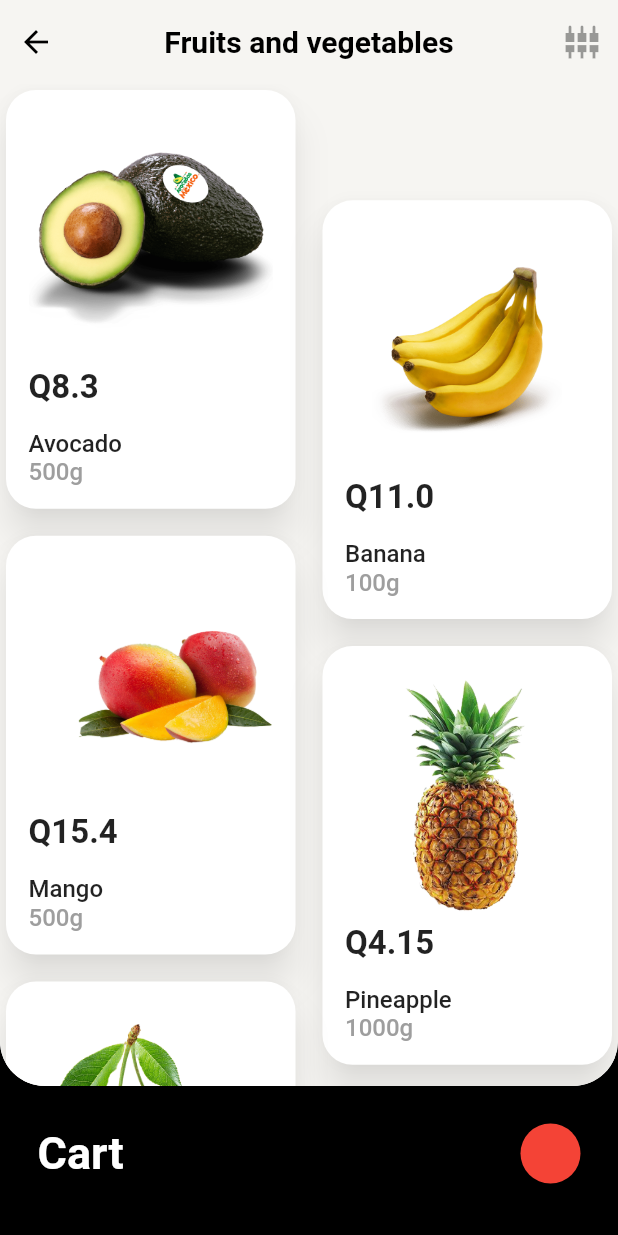
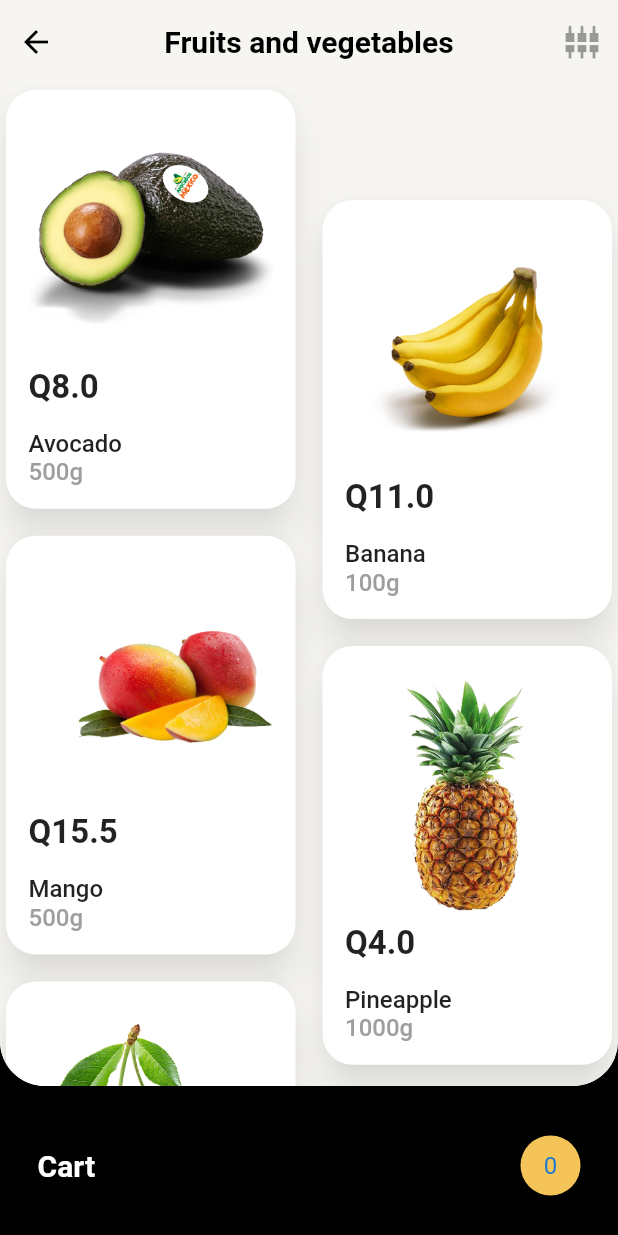
Before and after one commit to thevoidloop/grocery_store, a Flutter app: the screen it shows after launch, on a phone screen of 412 x 824 dp. Run offline on Flutter 3.47's test engine with Material 2 defaults, Android fonts, the phone set to English and light mode, and no system bars.

Commit message:
se termino el diseño

```diff
--- a/lib/block.dart
+++ b/lib/block.dart
@@ -10,6 +10,7 @@ enum GroceryState {
 class GroceryStoreBlock with ChangeNotifier {
   GroceryState groceryState = GroceryState.normal;
   List<GroceryProduct> catalog = List.unmodifiable(groceryProducts);
+  List<GroceryProductItem> cart = [];
 
   void changeToNormal() {
     groceryState = GroceryState.normal;
@@ -25,4 +26,46 @@ class GroceryStoreBlock with ChangeNotifier {
     groceryState = GroceryState.cart;
     notifyListeners();
   }
+
+  void addProduct(GroceryProduct product) {
+    for (GroceryProductItem item in cart) {
+      if (item.product.name == product.name) {
+        item.increment();
+        notifyListeners();
+        return;
+      }
+    }
+    cart.add(GroceryProductItem(product: product));
+    notifyListeners();
+  }
+
+  void deleteProduct(GroceryProductItem product) {
+    cart.remove(product);
+    notifyListeners();
+  }
+
+  int totalCartElement() => cart.fold(
+      0, (previousValue, element) => previousValue + element.quantity);
+
+  double totalPrice() {
+    return cart.fold(
+        0,
+        (previousValue, element) =>
+            previousValue + (element.quantity * element.product.price));
+  }
 }
+
+class GroceryProductItem {
+  int quantity;
+  final GroceryProduct product;
+
+  GroceryProductItem({this.quantity = 1, required this.product});
+
+  void increment() {
+    quantity++;
+  }
+
+  void decrement() {
+    quantity--;
+  }
+}
--- a/lib/data/products_data.dart
+++ b/lib/data/products_data.dart
@@ -14,7 +14,7 @@ class GroceryProduct {
 
 const groceryProducts = <GroceryProduct>[
   GroceryProduct(
-      price: 8.30,
+      price: 8.0,
       name: 'Avocado',
       description:
           'Consectetur sunt officia est excepteur. Nostrud laboris officia non occaecat reprehenderit ullamco ex laborum voluptate adipisicing. Ullamco dolor elit Lorem consequat voluptate ut qui id. Do voluptate aliqua veniam amet cupidatat velit laboris sunt. Fugiat tempor sint anim veniam ullamco enim ad veniam ipsum.',
@@ -28,14 +28,14 @@ const groceryProducts = <GroceryProduct>[
       image: 'assets/2.png',
       weight: '100g'),
   GroceryProduct(
-      price: 15.40,
+      price: 15.50,
       name: 'Mango',
       description:
           'Anim aliqua id anim fugiat minim dolor elit magna sint Lorem sit tempor nisi reprehenderit. Duis ex pariatur eu adipisicing commodo nulla aliqua et mollit deserunt. Ipsum cupidatat sunt laboris esse veniam esse elit sint consequat sint. Elit laborum eiusmod ex officia consequat ea veniam qui duis dolor ullamco veniam anim amet.',
       image: 'assets/4.png',
       weight: '500g'),
   GroceryProduct(
-      price: 4.15,
+      price: 4.0,
       name: 'Pineapple',
       description:
           'Consectetur do cillum anim magna esse culpa sint excepteur cupidatat. Dolor nulla magna pariatur sint ullamco cupidatat exercitation. Ullamco commodo veniam sit deserunt laborum labore esse esse veniam consectetur et aute aute. Nulla voluptate ea nulla dolore elit nulla eu elit id. Esse amet excepteur laboris aliqua eiusmod fugiat laborum laborum magna dolore in. In occaecat aute laborum occaecat consectetur. Est elit aute tempor dolor labore enim sunt excepteur adipisicing id anim aliqua.',
@@ -49,7 +49,7 @@ const groceryProducts = <GroceryProduct>[
       image: 'assets/3.png',
       weight: '500g'),
   GroceryProduct(
-      price: 18.30,
+      price: 18.5,
       name: 'Orange',
       description:
           'Sint ea adipisicing anim consectetur amet ullamco do reprehenderit duis excepteur amet pariatur cupidatat. Laboris aliqua amet consequat voluptate officia cupidatat nisi nostrud consectetur culpa mollit id. Qui labore adipisicing nulla ipsum et sit commodo nostrud consectetur. Eu irure cupidatat dolore pariatur sunt pariatur. Id nulla esse proident culpa amet sint. Adipisicing sit veniam officia eu exercitation nulla esse mollit sunt quis ea quis. Elit ut id reprehenderit eu excepteur eu.',
--- a/lib/screens/grocery_list_screen.dart
+++ b/lib/screens/grocery_list_screen.dart
@@ -27,7 +27,11 @@ class GroceryStoreList extends StatelessWidget {
                   pageBuilder: (context, animation, __) {
                     return FadeTransition(
                         opacity: animation,
-                        child: GroceryDetails(product: product));
+                        child: GroceryDetails(
+                            product: product,
+                            onProductAdded: () {
+                              bloc.addProduct(product);
+                            }));
                   },
                 ));
               },
--- a/lib/screens/home_screen.dart
+++ b/lib/screens/home_screen.dart
@@ -1,6 +1,7 @@
 import 'package:flutter/material.dart';
 import 'package:grocery_store/block.dart';
 import 'package:grocery_store/data/grocery_provider.dart';
+import 'package:grocery_store/screens/grocery_cart_screen.dart';
 import 'package:grocery_store/screens/grocery_list_screen.dart';
 
 const backgroundColor = Color(0xFFF6F5F2);
@@ -24,6 +25,7 @@ class _HomeScreenState extends State<HomeScreen> {
     } else if (details.primaryDelta! > 5) {
       block.changeToNormal();
     }
+    setState(() {});
   }
 
   double _getTopForWhitePanel(GroceryState state, Size size) {
@@ -88,7 +90,7 @@ class _HomeScreenState extends State<HomeScreen> {
                       left: 0,
                       right: 0,
                       top: _getTopForBlackPanel(block.groceryState, size),
-                      height: size.height,
+                      height: size.height - kToolbarHeight,
                       duration: _panelTransition,
                       curve: Curves.decelerate,
                       child: GestureDetector(
@@ -99,24 +101,74 @@ class _HomeScreenState extends State<HomeScreen> {
                               children: [
                                 Padding(
                                   padding: const EdgeInsets.all(25.0),
-                                  child: Row(
-                                    children: const [
-                                      Text(
+                                  child: AnimatedSwitcher(
+                                    duration: _panelTransition,
+                                    child: SizedBox(
+                                      height: kToolbarHeight,
+                                      child:
+                                          block.groceryState ==
+                                                  GroceryState.normal
+                                              ? Row(
+                                                  children: [
+                                                    const Text(
                                                       'Cart',
                                                       style: TextStyle(
-                                            fontWeight: FontWeight.bold,
+                                                          fontWeight:
+                                                              FontWeight.bold,
                                                           color: Colors.white,
-                                            fontSize: 30),
+                                                          fontSize: 20),
                                                     ),
-                                      Spacer(),
+                                                    const SizedBox(width: 20),
+                                                    Expanded(
+                                                      child:
+                                                          SingleChildScrollView(
+                                                        scrollDirection:
+                                                            Axis.horizontal,
+                                                        child: Row(
+                                                          children:
+                                                              List.generate(
+                                                                  block.cart
+                                                                      .length,
+                                                                  (index) =>
+                                                                      Stack(
+                                                                          children: [
+                                                                            Hero(
+                                                                              tag: 'list_${block.cart[index].product.name}details',
+                                                                              child: Padding(
+                                                                                padding: const EdgeInsets.symmetric(horizontal: 8.0),
+                                                                                child: CircleAvatar(
+                                                                                  backgroundColor: Colors.white,
+                                                                                  backgroundImage: AssetImage(block.cart[index].product.image),
+                                                                                ),
+                                                                              ),
+                                                                            ),
+                                                                            Positioned(
+                                                                              right: 0,
+                                                                              child: CircleAvatar(
+                                                                                backgroundColor: Colors.red,
+                                                                                radius: 10,
+                                                                                child: Text(block.cart[index].quantity.toString()),
+                                                                              ),
+                                                                            ),
+                                                                          ])),
+                                                        ),
+                                                      ),
+                                                    ),
                                                     CircleAvatar(
-                                        backgroundColor: Colors.red,
+                                                      backgroundColor:
+                                                          const Color(
+                                                              0xFFF4C459),
+                                                      child: Text(block
+                                                          .totalCartElement()
+                                                          .toString()),
                                                     )
                                                   ],
+                                                )
+                                              : const SizedBox.shrink(),
                                     ),
                                   ),
-                                const Spacer(),
-                                const Placeholder()
+                                ),
+                                const Expanded(child: GroceryStoreCart()),
                               ],
                             ),
                           ))),
```
Also changed, not shown: lib/screens/grocery_cart_screen.dart (added, +145 -0 lines), lib/screens/grocery_details_screen.dart (+27 -9 lines). Lines whose indentation alone changed are shown as unchanged.
